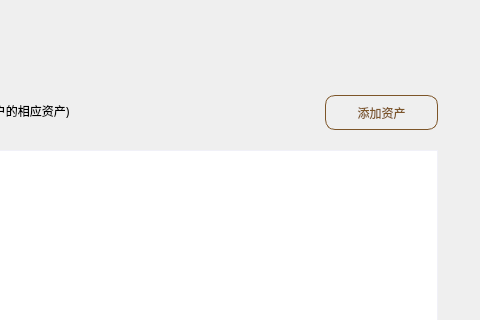
The window that assetpage.ui (cdcchain/cdc-wallet-qt) describes before a commit, drawn with Qt 5; both pictures show x 377 to 857 and y 0 to 320 of the 857 by 529 pixel window.
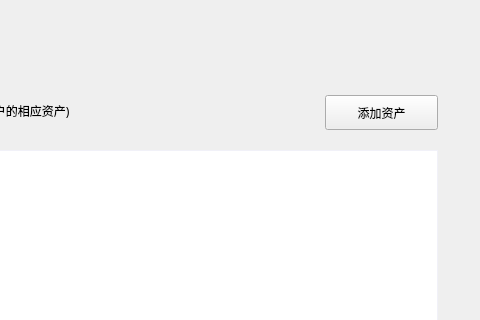
The same window after the commit.

Commit message: Use macro to define all button color

Patch:
```diff
--- a/assetpage.ui
+++ b/assetpage.ui
@@ -177,8 +177,7 @@
     <cursorShape>PointingHandCursor</cursorShape>
    </property>
    <property name="styleSheet">
-    <string notr="true">QToolButton{color:rgb(125,85,40);border:1px solid rgb(125,85,40);border-radius:10px;}
-QToolButton:hover{color:rgb(185,150,85);}</string>
+    <string notr="true"/>
    </property>
    <property name="text">
     <string>添加资产</string>
```
The commit also changes 28 other files.
